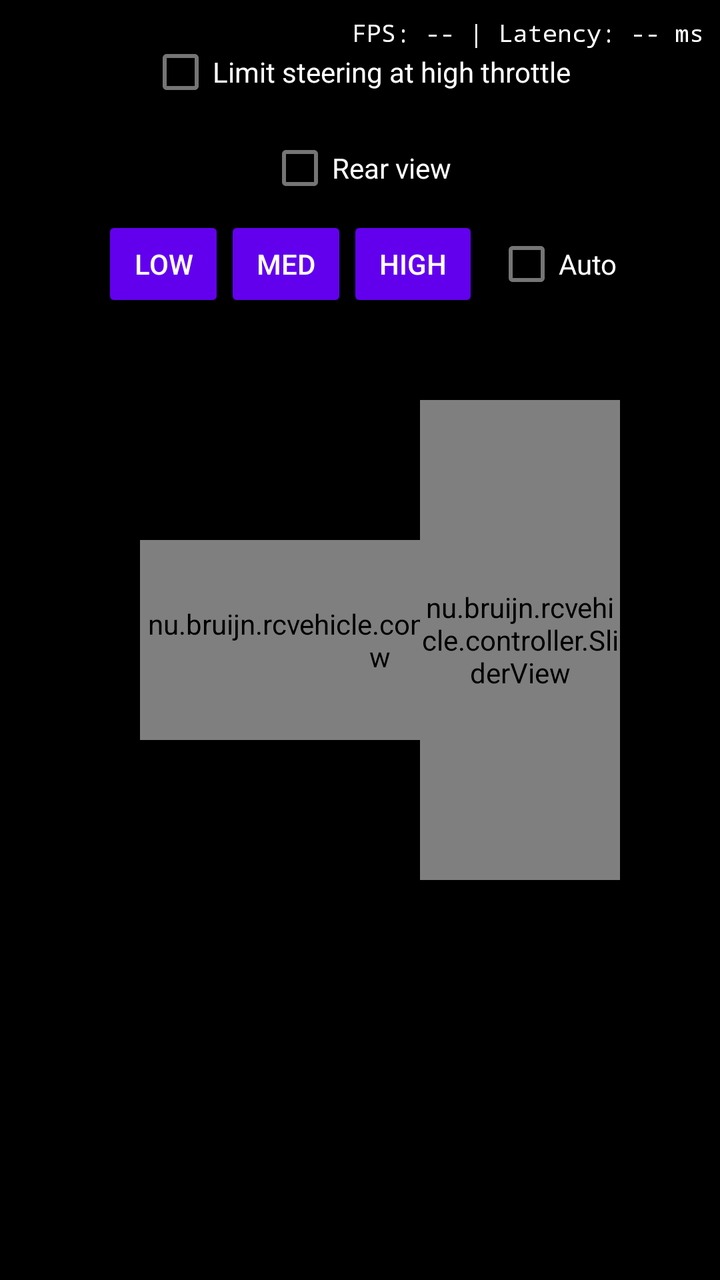
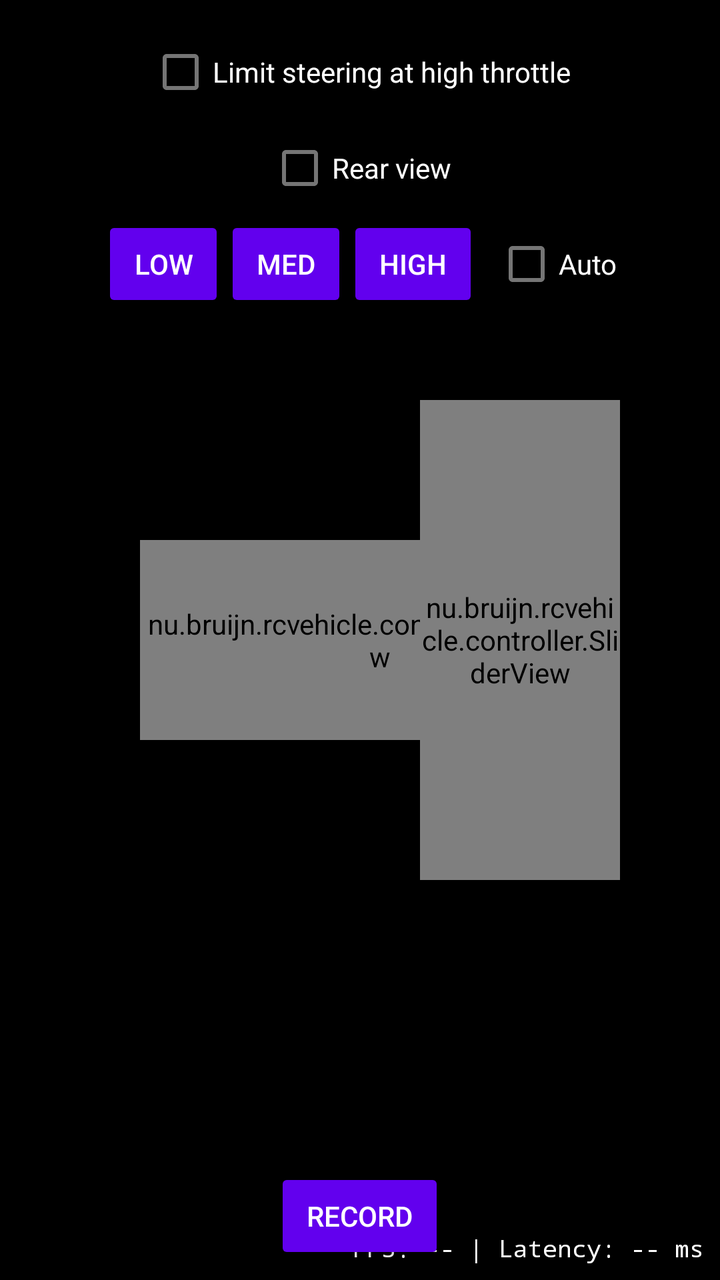

Screens rendered from an Android XML layout before and after an edit, with the pre-edit source and the edit as a unified diff.
<!-- AndroidManifest.xml: application theme Theme.RcVehicle -->
<!-- res/layout/activity_controller_drive.xml -->
<?xml version="1.0" encoding="utf-8"?>
<FrameLayout xmlns:android="http://schemas.android.com/apk/res/android"
    android:id="@+id/videoContainer"
    android:layout_width="match_parent"
    android:layout_height="match_parent"
    android:background="@android:color/black">

    
    <TextureView
        android:id="@+id/textureVideo"
        android:layout_width="match_parent"
        android:layout_height="match_parent"
        android:layout_gravity="center" />

    
    <nu.bruijn.rcvehicle.controller.SliderView
        android:id="@+id/sliderSteer"
        android:layout_width="240dp"
        android:layout_height="100dp"
        android:layout_gravity="center_vertical|start"
        android:layout_marginStart="70dp" />

    
    <nu.bruijn.rcvehicle.controller.SliderView
        android:id="@+id/sliderThrottle"
        android:layout_width="100dp"
        android:layout_height="240dp"
        android:layout_gravity="center_vertical|end"
        android:layout_marginEnd="50dp" />

    
    <TextView
        android:id="@+id/textConnectionWarning"
        android:layout_width="wrap_content"
        android:layout_height="wrap_content"
        android:layout_gravity="bottom|center_horizontal"
        android:layout_marginBottom="24dp"
        android:textColor="#FFEB3B"
        android:textStyle="bold"
        android:background="#AA000000"
        android:padding="8dp" />

    <LinearLayout
        android:layout_width="wrap_content"
        android:layout_height="wrap_content"
        android:layout_gravity="top|center_horizontal"
        android:layout_marginTop="12dp"
        android:orientation="vertical"
        android:gravity="center_horizontal">

        <CheckBox
            android:id="@+id/checkSteerLimit"
            android:layout_width="wrap_content"
            android:layout_height="wrap_content"
            android:textColor="@android:color/white"
            android:text="@string/controller_steer_limit" />

        
        <CheckBox
            android:id="@+id/checkRearView"
            android:layout_width="wrap_content"
            android:layout_height="wrap_content"
            android:textColor="@android:color/white"
            android:text="@string/controller_rear_view" />

        
        <LinearLayout
            android:layout_width="wrap_content"
            android:layout_height="wrap_content"
            android:orientation="horizontal"
            android:gravity="center_vertical">

            <Button
                android:id="@+id/buttonQualityLow"
                style="?android:attr/buttonStyleSmall"
                android:layout_width="wrap_content"
                android:layout_height="wrap_content"
                android:text="@string/controller_quality_low" />

            <Button
                android:id="@+id/buttonQualityMedium"
                style="?android:attr/buttonStyleSmall"
                android:layout_width="wrap_content"
                android:layout_height="wrap_content"
                android:text="@string/controller_quality_medium" />

            <Button
                android:id="@+id/buttonQualityHigh"
                style="?android:attr/buttonStyleSmall"
                android:layout_width="wrap_content"
                android:layout_height="wrap_content"
                android:text="@string/controller_quality_high" />

            <CheckBox
                android:id="@+id/checkAutoQuality"
                android:layout_width="wrap_content"
                android:layout_height="wrap_content"
                android:layout_marginStart="8dp"
                android:textColor="@android:color/white"
                android:text="@string/controller_quality_auto" />
        </LinearLayout>
    </LinearLayout>

    <TextView
        android:id="@+id/textRtcLog"
        android:layout_width="wrap_content"
        android:layout_height="wrap_content"
        android:layout_gravity="top|start"
        android:layout_margin="8dp"
        android:fontFamily="monospace"
        android:textSize="10sp"
        android:textColor="@android:color/white"
        android:maxLines="4" />

    
    <TextView
        android:id="@+id/textDebugOverlay"
        android:layout_width="wrap_content"
        android:layout_height="wrap_content"
        android:layout_gravity="top|end"
        android:layout_margin="8dp"
        android:fontFamily="monospace"
        android:textSize="12sp"
        android:textColor="@android:color/white"
        android:text="FPS: -- | Latency: -- ms" />

</FrameLayout>
<!-- resources referenced by this layout -->
<resources>
  <string name="controller_quality_auto">Auto</string>
  <string name="controller_quality_high">High</string>
  <string name="controller_quality_low">Low</string>
  <string name="controller_quality_medium">Med</string>
  <string name="controller_rear_view">Rear view</string>
  <string name="controller_steer_limit">Limit steering at high throttle</string>
  <style name="Theme.RcVehicle" parent="Theme.MaterialComponents.DayNight.NoActionBar" />
</resources>

<!-- the commit's change to res/layout/activity_controller_drive.xml (unified diff, before → after) -->
@@ -101,27 +101,36 @@
         </LinearLayout>
     </LinearLayout>
 
+    
     <TextView
         android:id="@+id/textRtcLog"
         android:layout_width="wrap_content"
         android:layout_height="wrap_content"
-        android:layout_gravity="top|start"
+        android:layout_gravity="bottom|start"
         android:layout_margin="8dp"
         android:fontFamily="monospace"
         android:textSize="10sp"
         android:textColor="@android:color/white"
         android:maxLines="4" />
 
-    
     <TextView
         android:id="@+id/textDebugOverlay"
         android:layout_width="wrap_content"
         android:layout_height="wrap_content"
-        android:layout_gravity="top|end"
+        android:layout_gravity="bottom|end"
         android:layout_margin="8dp"
         android:fontFamily="monospace"
         android:textSize="12sp"
         android:textColor="@android:color/white"
         android:text="FPS: -- | Latency: -- ms" />
 
+    <Button
+        android:id="@+id/buttonRecord"
+        style="?android:attr/buttonStyleSmall"
+        android:layout_width="wrap_content"
+        android:layout_height="wrap_content"
+        android:layout_gravity="bottom|center_horizontal"
+        android:layout_marginBottom="8dp"
+        android:text="@string/controller_record" />
+
 </FrameLayout>
<!-- resource entries referenced after the edit -->
@@ -5,6 +5,7 @@
   <string name="controller_quality_low">Low</string>
   <string name="controller_quality_medium">Med</string>
   <string name="controller_rear_view">Rear view</string>
+  <string name="controller_record">Record</string>
   <string name="controller_steer_limit">Limit steering at high throttle</string>
   <style name="Theme.RcVehicle" parent="Theme.MaterialComponents.DayNight.NoActionBar" />
 </resources>
